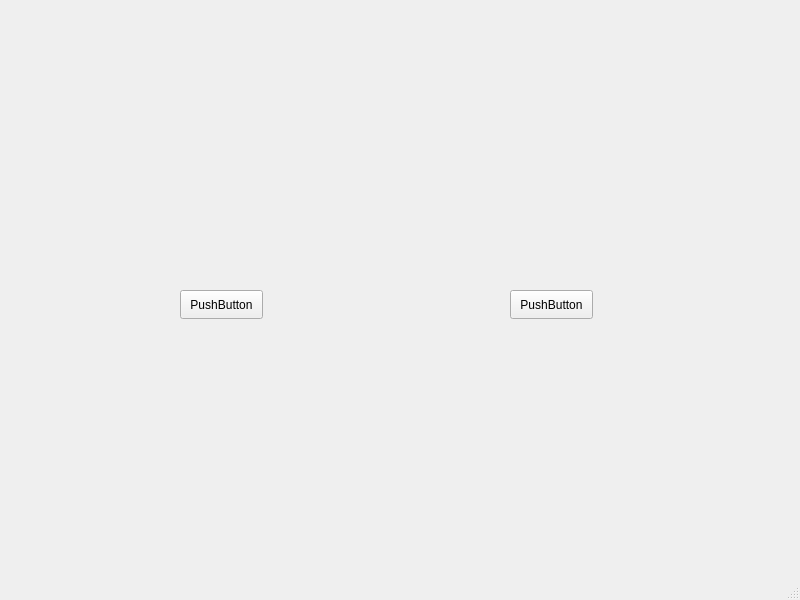
Before: the Qt Designer form mainwindow.ui in kareemelramly/File-Zipper-Project, drawn with Qt 5.
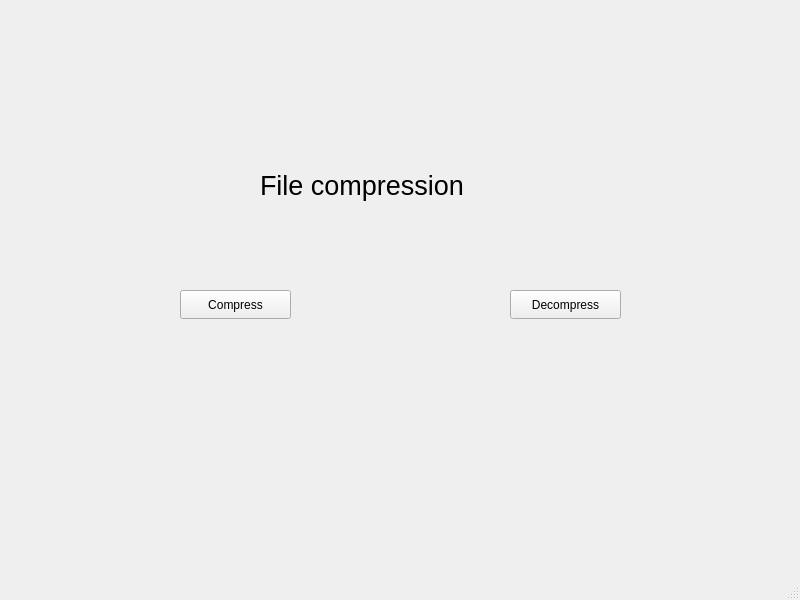
After: the same form once the commit is applied.

Diff of the .ui file:
```diff
--- a/mainwindow.ui
+++ b/mainwindow.ui
@@ -19,12 +19,12 @@
      <rect>
       <x>180</x>
       <y>290</y>
-      <width>83</width>
+      <width>111</width>
       <height>29</height>
      </rect>
     </property>
     <property name="text">
-     <string>PushButton</string>
+     <string>Compress</string>
     </property>
    </widget>
    <widget class="QPushButton" name="pushButton_2">
@@ -32,12 +32,30 @@
      <rect>
       <x>510</x>
       <y>290</y>
-      <width>83</width>
+      <width>111</width>
       <height>29</height>
      </rect>
     </property>
     <property name="text">
-     <string>PushButton</string>
+     <string>Decompress</string>
+    </property>
+   </widget>
+   <widget class="QLabel" name="label">
+    <property name="geometry">
+     <rect>
+      <x>260</x>
+      <y>160</y>
+      <width>301</width>
+      <height>51</height>
+     </rect>
+    </property>
+    <property name="font">
+     <font>
+      <pointsize>20</pointsize>
+     </font>
+    </property>
+    <property name="text">
+     <string>File compression</string>
     </property>
    </widget>
   </widget>
```
Left out of the diff: 4 changed lines with no effect on the pictures.
